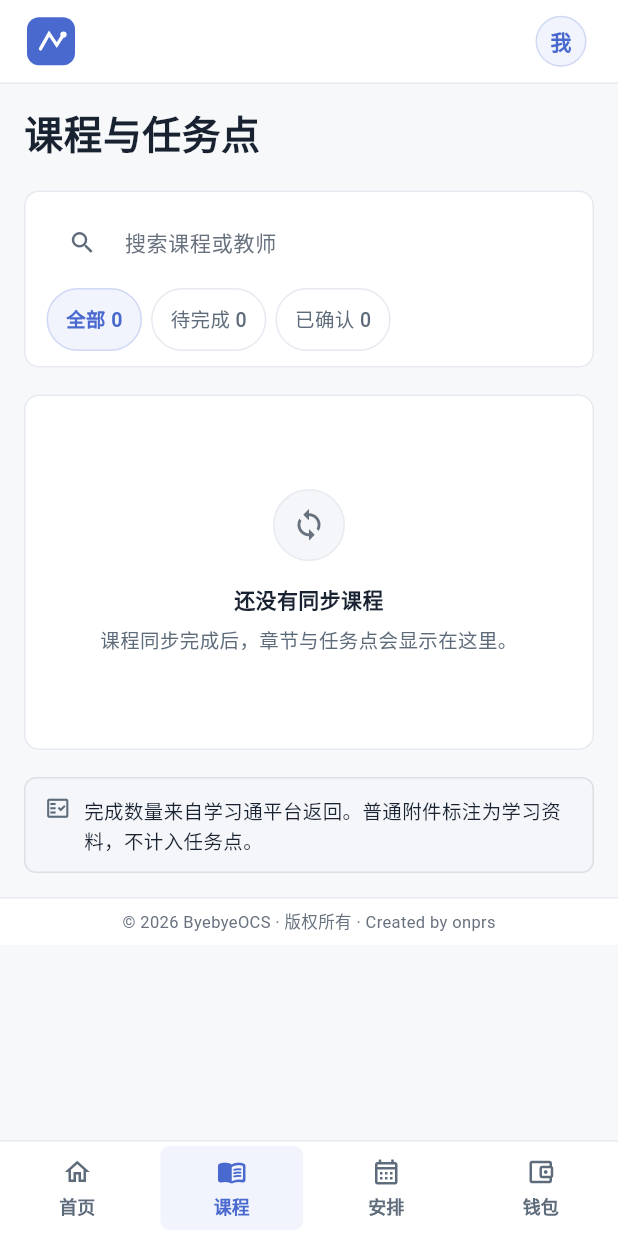
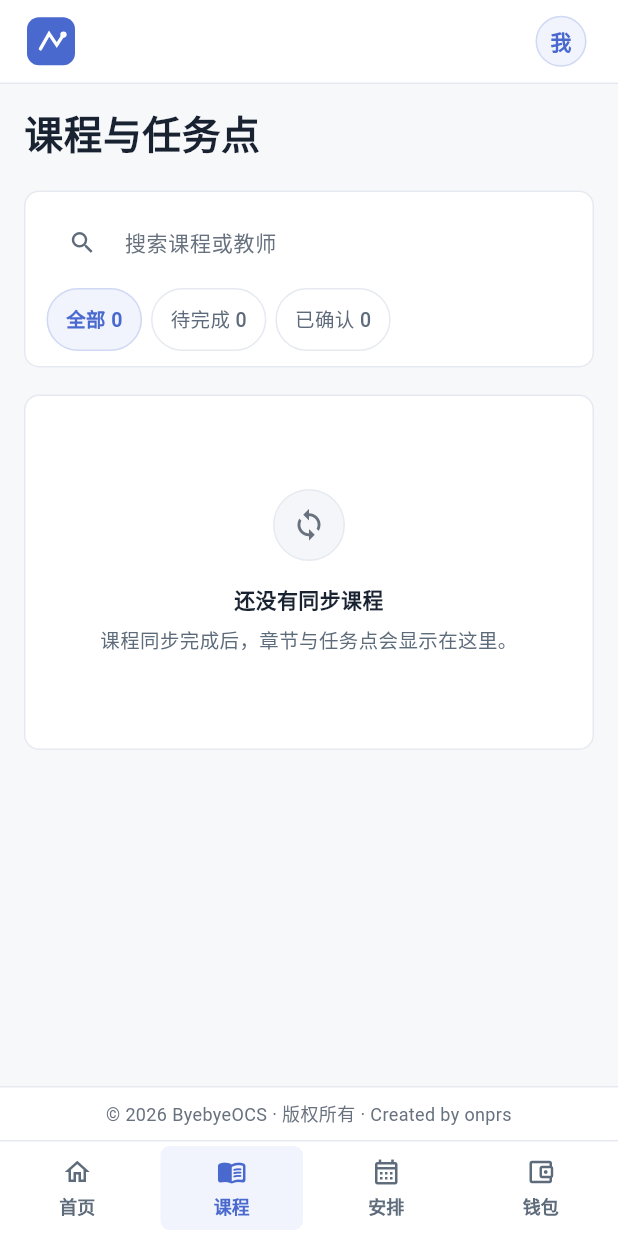
Before and after one commit to onprs/ByebyeOCS, a Flutter app: the CoursesPage screen opened by its route, on a phone screen of 412 x 824 dp. Run offline on Flutter 3.47's test engine with Material 3 defaults, Android fonts, the phone set to English and light mode, and no system bars; our stand-ins replace flutter_riverpod, flutter_secure_storage, go_router, shared_preferences, web; missing offline and left inert: dart:js_interop; accounts and stored records are empty; project files that could hold a hidden picture were left out.

Commit message:
fix: 统一用户端页脚位置并移除课程底部说明

```diff
--- a/apps/client_flutter/lib/design/components.dart
+++ b/apps/client_flutter/lib/design/components.dart
@@ -1157,92 +1157,73 @@ class ResponsiveContent extends StatelessWidget {
     required this.child,
     this.maxWidth = AppMetrics.contentWidth,
     this.padding,
-    this.footer,
   });
 
   final Widget child;
   final double maxWidth;
-  final EdgeInsets? padding;
-  final Widget? footer;
+  final EdgeInsetsGeometry? padding;
 
   @override
   Widget build(BuildContext context) {
-    return Column(
-      crossAxisAlignment: CrossAxisAlignment.stretch,
-      children: [
-        Align(
+    return Align(
       alignment: Alignment.topCenter,
       child: ConstrainedBox(
         constraints: BoxConstraints(maxWidth: maxWidth),
         child: Padding(
           padding: padding ??
-                  EdgeInsets.symmetric(
-                    horizontal: context.isNarrow ? 16 : AppMetrics.pagePadding,
-                    vertical: context.isNarrow ? 16 : 24,
+              EdgeInsets.fromLTRB(
+                context.isNarrow ? 16 : AppMetrics.pagePadding,
+                context.isNarrow ? 16 : 24,
+                context.isNarrow ? 16 : AppMetrics.pagePadding,
+                context.isNarrow ? 16 : 24,
               ),
           child: child,
         ),
       ),
-        ),
-        if (footer != null) footer!,
-      ],
     );
   }
 }
 
-/// 页面页脚：三端统一显示年份、版权和作者，不随内容高度漂移。
+/// 页脚在主页面滚动容器中统一定位，正文与作者信息可随字号和宽度换行。
 class SiteFooter extends StatelessWidget {
-  const SiteFooter({super.key, this.compact = false});
-
-  final bool compact;
+  const SiteFooter({super.key});
 
   @override
   Widget build(BuildContext context) {
     final colors = context.colors;
     final year = DateTime.now().year;
-    final narrow = compact || MediaQuery.sizeOf(context).width < 600;
     final copyright = '© $year ByebyeOCS · 版权所有';
+    final style = TextStyle(color: colors.muted, fontSize: 12, height: 1.5);
     return Container(
       width: double.infinity,
-      height: narrow ? 32 : 44,
+      constraints: BoxConstraints(minHeight: context.isNarrow ? 36 : 44),
       decoration: BoxDecoration(
         color: colors.surface,
         border: Border(top: BorderSide(color: colors.border)),
       ),
+      child: Center(
+        heightFactor: 1,
+        child: ConstrainedBox(
+          constraints: const BoxConstraints(maxWidth: AppMetrics.contentWidth),
           child: Padding(
             padding: EdgeInsets.symmetric(
-          horizontal: narrow ? 16 : 28,
+              horizontal: context.isNarrow ? 16 : AppMetrics.pagePadding,
+              vertical: 8,
             ),
-        child: narrow
-            ? FittedBox(
-                fit: BoxFit.scaleDown,
-                child: Text(
+            child: context.isNarrow
+                ? Text(
                     '$copyright · Created by onprs',
-                  maxLines: 1,
-                  style: TextStyle(
-                    color: colors.muted,
-                    fontSize: 11,
-                  ),
-                ),
+                    style: style,
+                    textAlign: TextAlign.center,
                   )
                 : Row(
                     children: [
-                  Text(
-                    copyright,
-                    style: TextStyle(
-                      color: colors.muted,
-                      fontSize: 11.5,
+                      Expanded(child: Text(copyright, style: style)),
+                      const SizedBox(width: 16),
+                      Text('Created by onprs', style: style),
+                    ],
                   ),
           ),
-                  const Spacer(),
-                  Text(
-                    'Created by onprs',
-                    style: TextStyle(
-                      color: colors.muted,
-                      fontSize: 11.5,
-                    ),
-                  ),
-                ],
         ),
       ),
     );
--- /dev/null
+++ b/apps/client_flutter/lib/design/page_layout.dart
@@ -0,0 +1,50 @@
+import 'package:flutter/material.dart';
+
+import 'components.dart';
+
+/// 主页面统一的滚动区域：短内容将页脚推至底部，长内容在末尾显示页脚。
+/// 钱包等长列表直接使用 slivers，保持按视口懒构建。
+class PageScrollView extends StatelessWidget {
+  const PageScrollView({
+    super.key,
+    required Widget child,
+    this.controller,
+    this.physics,
+    this.primary = false,
+  })  : _child = child,
+        _slivers = null;
+
+  const PageScrollView.slivers({
+    super.key,
+    required List<Widget> slivers,
+    this.controller,
+    this.physics,
+    this.primary = false,
+  })  : _child = null,
+        _slivers = slivers;
+
+  final Widget? _child;
+  final List<Widget>? _slivers;
+  final ScrollController? controller;
+  final ScrollPhysics? physics;
+  final bool primary;
+
+  @override
+  Widget build(BuildContext context) {
+    return CustomScrollView(
+      controller: controller,
+      physics: physics,
+      primary: primary,
+      slivers: [
+        if (_child != null) SliverToBoxAdapter(child: _child) else ..._slivers!,
+        const SliverFillRemaining(
+          hasScrollBody: false,
+          child: Align(
+            alignment: Alignment.bottomCenter,
+            child: SiteFooter(),
+          ),
+        ),
+      ],
+    );
+  }
+}
--- a/apps/client_flutter/lib/features/courses/courses_page.dart
+++ b/apps/client_flutter/lib/features/courses/courses_page.dart
@@ -9,6 +9,7 @@ import '../../core/api/api_error.dart';
 import '../../core/models/course.dart';
 import '../../app/scroll_controllers.dart';
 import '../../design/components.dart';
+import '../../design/page_layout.dart';
 import '../../design/theme.dart';
 import 'course_cover.dart';
 import 'course_sync_controller.dart';
@@ -59,13 +60,11 @@ class _CoursesPageState extends ConsumerState<CoursesPage> {
         }
       });
     }
-    return SingleChildScrollView(
+    return PageScrollView(
       key: const PageStorageKey('courses-scroll'),
       controller: scroll,
       primary: false,
-      padding: EdgeInsets.only(bottom: context.isNarrow ? 12 : 28),
       child: ResponsiveContent(
-        footer: const SiteFooter(),
         child: Column(
           crossAxisAlignment: CrossAxisAlignment.stretch,
           children: [
@@ -308,11 +307,6 @@ class _CoursesPageState extends ConsumerState<CoursesPage> {
               ),
             ),
           ),
-        const SizedBox(height: 18),
-        const InlineNotice(
-          icon: Icons.fact_check_outlined,
-          message: '完成数量来自学习通平台返回。普通附件标注为学习资料，不计入任务点。',
-        ),
       ],
     );
   }
--- a/apps/client_flutter/lib/features/home/home_page.dart
+++ b/apps/client_flutter/lib/features/home/home_page.dart
@@ -12,6 +12,7 @@ import '../../core/models/plan.dart';
 import '../../core/models/task.dart';
 import '../../core/models/wallet.dart';
 import '../../design/components.dart';
+import '../../design/page_layout.dart';
 import '../../design/theme.dart';
 import '../courses/course_cover.dart';
 import '../courses/course_sync_controller.dart';
@@ -78,13 +79,12 @@ class HomePage extends ConsumerWidget {
 
     return RefreshIndicator(
       onRefresh: () => _refresh(ref),
-      child: SingleChildScrollView(
+      child: PageScrollView(
         key: const PageStorageKey('home-scroll'),
         controller: scroll,
         primary: false,
         physics: const AlwaysScrollableScrollPhysics(),
         child: ResponsiveContent(
-          footer: const SiteFooter(),
           child: Column(
             crossAxisAlignment: CrossAxisAlignment.stretch,
             children: [
--- a/apps/client_flutter/lib/features/plans/plans_page.dart
+++ b/apps/client_flutter/lib/features/plans/plans_page.dart
@@ -8,6 +8,7 @@ import '../../core/models/plan.dart';
 import '../../core/models/task.dart';
 import '../../app/scroll_controllers.dart';
 import '../../design/components.dart';
+import '../../design/page_layout.dart';
 import '../../design/theme.dart';
 import '../courses/courses_controller.dart';
 import 'plan_editor.dart';
@@ -43,13 +44,11 @@ class _PlansPageState extends ConsumerState<PlansPage> {
     final courses =
         coursesAsync.valueOrNull?.courses ?? const <CourseSummary>[];
     final scroll = ref.watch(tabScrollControllerProvider('plans'));
-    return SingleChildScrollView(
+    return PageScrollView(
       key: const PageStorageKey('plans-scroll'),
       controller: scroll,
       primary: false,
-      padding: EdgeInsets.only(bottom: context.isNarrow ? 12 : 28),
       child: ResponsiveContent(
-        footer: const SiteFooter(),
         child: Column(
           crossAxisAlignment: CrossAxisAlignment.stretch,
           children: [
--- a/apps/client_flutter/lib/features/questions/question_query_page.dart
+++ b/apps/client_flutter/lib/features/questions/question_query_page.dart
@@ -8,6 +8,7 @@ import '../../core/models/plan.dart';
 import '../../core/models/question.dart';
 import '../../app/tab_navigation.dart';
 import '../../design/components.dart';
+import '../../design/page_layout.dart';
 import '../../design/theme.dart';
 import 'question_providers.dart';
 import 'question_widgets.dart';
@@ -214,8 +215,7 @@ class _QuestionQueryPageState extends ConsumerState<QuestionQueryPage> {
   Widget build(BuildContext context) {
     final capabilities = ref.watch(authCapabilitiesProvider);
     final offeringsAsync = ref.watch(questionOfferingsProvider);
-    return SingleChildScrollView(
-      padding: EdgeInsets.only(bottom: context.isNarrow ? 12 : 28),
+    return PageScrollView(
       child: ResponsiveContent(
         maxWidth: 920,
         child: Column(
--- a/apps/client_flutter/lib/features/settings/settings_page.dart
+++ b/apps/client_flutter/lib/features/settings/settings_page.dart
@@ -13,6 +13,7 @@ import '../../core/models/preferences.dart';
 import '../../app/scroll_controllers.dart';
 import '../../app/tab_navigation.dart';
 import '../../design/components.dart';
+import '../../design/page_layout.dart';
 import '../../design/palette.dart';
 import '../../design/theme.dart';
 import '../auth/auth_controller.dart';
@@ -36,12 +37,11 @@ class _SettingsPageState extends ConsumerState<SettingsPage> {
     final privacyAsync = ref.watch(privacyControllerProvider);
     final colors = context.colors;
     final scroll = ref.watch(tabScrollControllerProvider('settings'));
-    return SingleChildScrollView(
+    return PageScrollView(
       key: const PageStorageKey('settings-scroll'),
       controller: scroll,
       primary: false,
       child: ResponsiveContent(
-        footer: const SiteFooter(),
         maxWidth: 960,
         child:
             Column(crossAxisAlignment: CrossAxisAlignment.stretch, children: [
```
Also changed, not shown: apps/client_flutter/lib/features/courses/course_detail_page.dart (+2 -8 lines), apps/client_flutter/lib/features/wallet/wallet_page.dart (+9 -11 lines), 5 other files. Lines whose indentation alone changed are shown as unchanged.
